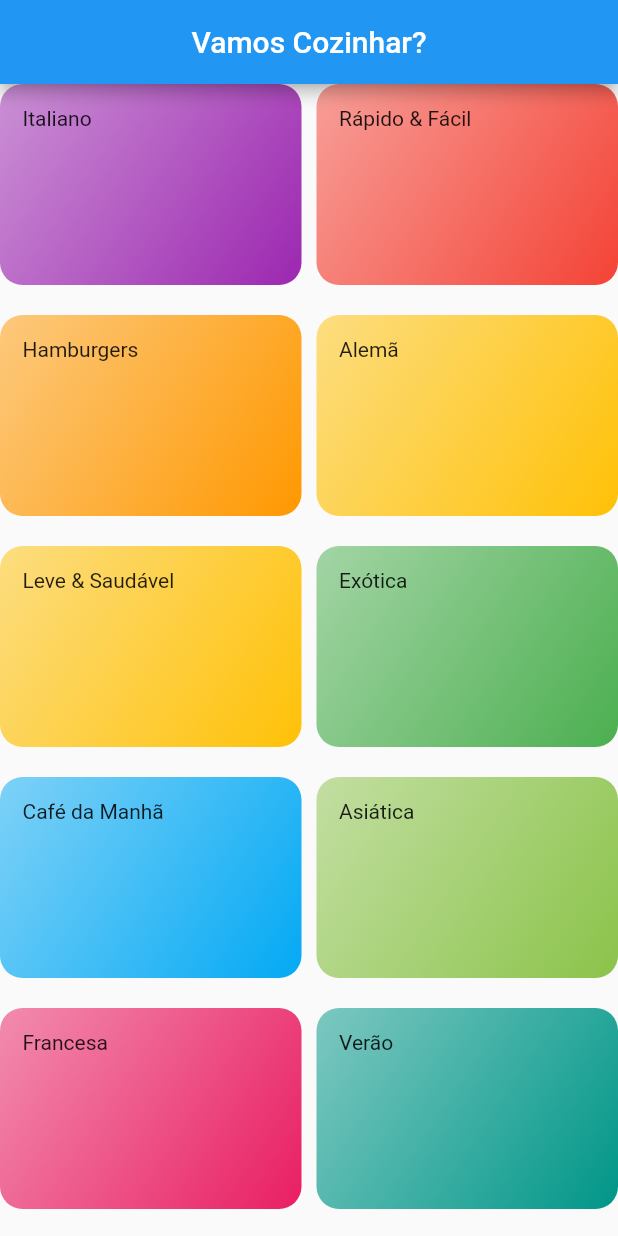
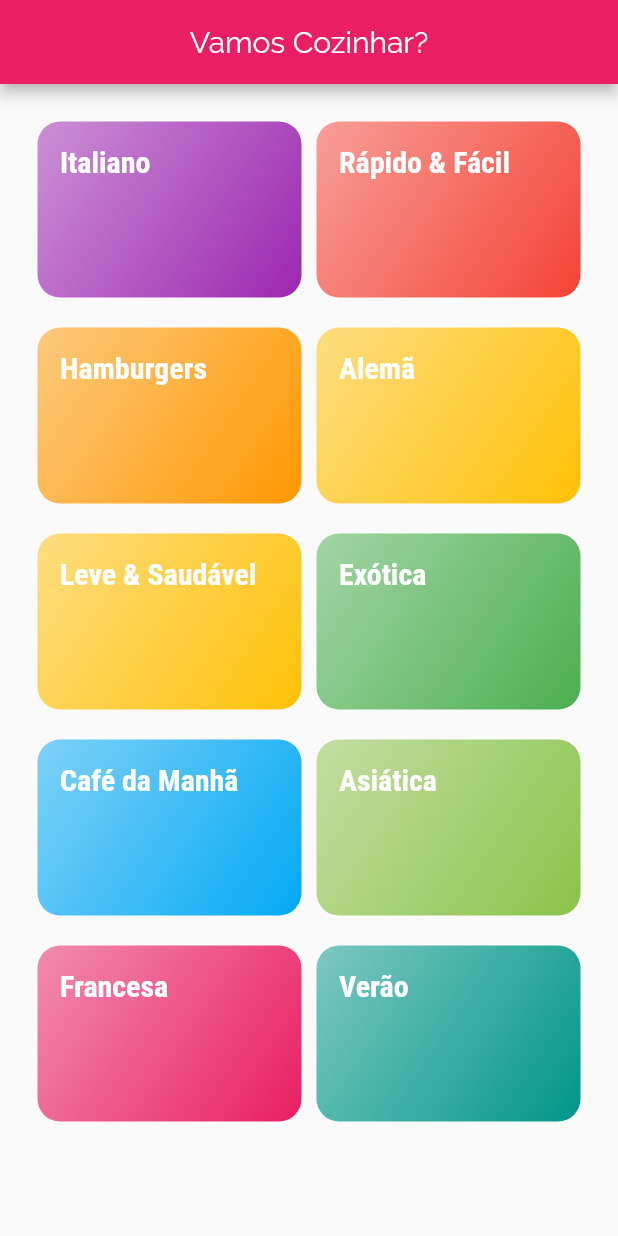
Before and after one commit to anderson-s/AppDeReceitas, a Flutter app: the screen it shows after launch, on a phone screen of 412 x 824 dp. Run offline on Flutter 3.47's test engine with Material 2 defaults, Android fonts, the phone set to English and light mode, and no system bars.

Commit message:
Adicionando fontes e estilos

```diff
--- a/lib/main.dart
+++ b/lib/main.dart
@@ -15,8 +15,25 @@ class MyWidget extends StatelessWidget {
       title: "Receitas",
       theme: tema.copyWith(
         colorScheme: tema.colorScheme.copyWith(
-          primary: Colors.blue,
-          // secondary: Colors.amber,
+          primary: Colors.pink,
+          secondary: Colors.amber,
+        ),
+        canvasColor: const Color.fromRGBO(255, 254, 229, 1),
+         appBarTheme: const AppBarTheme(
+          titleTextStyle: TextStyle(
+            fontFamily: 'Raleway',
+            fontSize: 20,
+            // fontWeight: FontWeight.bold,
+            color: Colors.white,
+          ),
+        ),
+        textTheme: tema.textTheme.copyWith(
+          headline6: const TextStyle(
+            fontFamily: 'RobotoCondensed',
+            fontSize: 20,
+            fontWeight: FontWeight.bold,
+          ),
+
         ),
       ),
       home: Scaffold(
--- a/lib/views/categories_screen.dart
+++ b/lib/views/categories_screen.dart
@@ -8,13 +8,20 @@ class CategoriesScreen extends StatelessWidget {
   @override
   Widget build(BuildContext context) {
     return GridView(
+      padding: const EdgeInsets.all(25),
       gridDelegate: const SliverGridDelegateWithMaxCrossAxisExtent(
         maxCrossAxisExtent: 200,
         childAspectRatio: 3 / 2,
         crossAxisSpacing: 10,
         mainAxisSpacing: 20,
       ),
-        children:
-            categoriesData.map((e) => CategoryItem(category: e)).toList());
+      children: categoriesData
+          .map(
+            (e) => CategoryItem(
+              category: e,
+            ),
+          )
+          .toList(),
+    );
   }
 }
--- a/lib/views/components/category_item.dart
+++ b/lib/views/components/category_item.dart
@@ -20,7 +20,10 @@ class CategoryItem extends StatelessWidget {
           end: Alignment.bottomRight,
         ),
       ),
-      child: Text(category.title),
+      child: Text(
+        category.title,
+        style: Theme.of(context).textTheme.headline6,
+      ),
     );
   }
 }
```
Also changed, not shown: pubspec.yaml (+17 -11 lines), assets/fonts/Raleway-Black.ttf (added), assets/fonts/Raleway-Bold.ttf (added), assets/fonts/Raleway-Regular.ttf (added), assets/fonts/RobotoCondensed-Bold.ttf (added), assets/fonts/RobotoCondensed-Italic.ttf (added), assets/fonts/RobotoCondensed-Light.ttf (added), assets/fonts/RobotoCondensed-Regular.ttf (added). Lines whose indentation alone changed are shown as unchanged.
